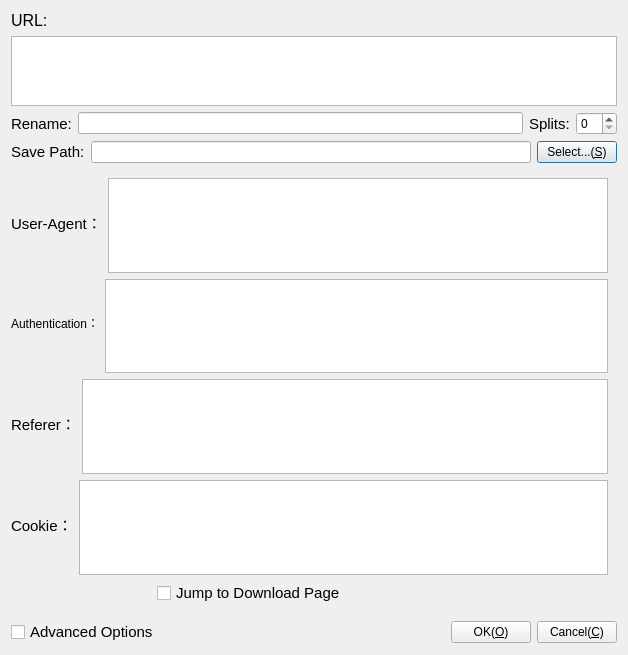
Old version of the form src/NewDownloadDialog.ui in the repository L-Super/FlowD.
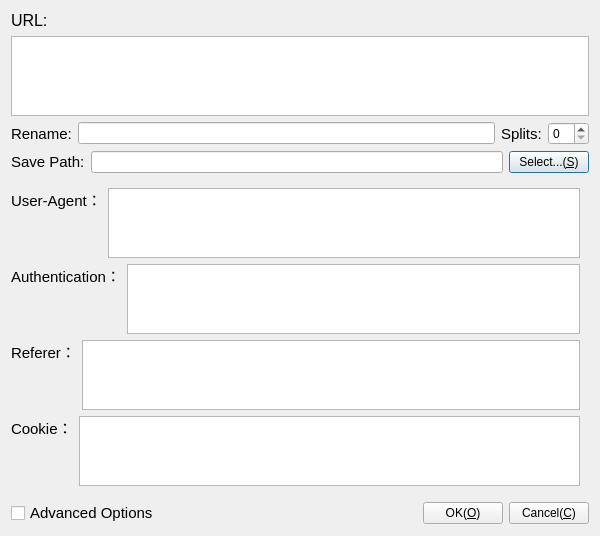
New version of the form.

Commit message: feat: adjust NewDownloadDialog ui layout

```diff
--- a/src/NewDownloadDialog.ui
+++ b/src/NewDownloadDialog.ui
@@ -6,14 +6,14 @@
    <rect>
     <x>0</x>
     <y>0</y>
-    <width>628</width>
-    <height>655</height>
+    <width>600</width>
+    <height>499</height>
    </rect>
   </property>
   <property name="windowTitle">
    <string>Create a Download Task</string>
   </property>
-  <layout class="QVBoxLayout" name="verticalLayout_9">
+  <layout class="QVBoxLayout" name="verticalLayout_2">
    <item>
     <layout class="QVBoxLayout" name="verticalLayout">
      <item>
@@ -36,6 +36,18 @@
      </item>
      <item>
       <widget class="QPlainTextEdit" name="urlTextEdit">
+       <property name="sizePolicy">
+        <sizepolicy hsizetype="Expanding" vsizetype="Fixed">
+         <horstretch>0</horstretch>
+         <verstretch>0</verstretch>
+        </sizepolicy>
+       </property>
+       <property name="maximumSize">
+        <size>
+         <width>16777215</width>
+         <height>80</height>
+        </size>
+       </property>
        <property name="font">
         <font>
          <pointsize>10</pointsize>
@@ -49,12 +61,6 @@
     </layout>
    </item>
    <item>
-    <layout class="QVBoxLayout" name="verticalLayout_8">
-     <item>
-      <layout class="QHBoxLayout" name="horizontalLayout_10">
-       <item>
-        <layout class="QVBoxLayout" name="verticalLayout_2">
-         <item>
           <layout class="QHBoxLayout" name="horizontalLayout_2">
            <item>
             <widget class="QLabel" name="label_6">
@@ -101,12 +107,6 @@
            </item>
           </layout>
          </item>
-        </layout>
-       </item>
-      </layout>
-     </item>
-    </layout>
-   </item>
    <item>
     <layout class="QHBoxLayout" name="horizontalLayout_9">
      <item>
@@ -133,6 +133,19 @@
      </item>
     </layout>
    </item>
+   <item>
+    <spacer name="verticalSpacer_5">
+     <property name="orientation">
+      <enum>Qt::Orientation::Vertical</enum>
+     </property>
+     <property name="sizeHint" stdset="0">
+      <size>
+       <width>20</width>
+       <height>40</height>
+      </size>
+     </property>
+    </spacer>
+   </item>
    <item>
     <widget class="QWidget" name="advancedWidget" native="true">
      <layout class="QVBoxLayout" name="verticalLayout_7">
@@ -160,12 +173,25 @@
             <property name="orientation">
              <enum>Qt::Orientation::Vertical</enum>
             </property>
+            <property name="sizeHint" stdset="0">
+             <size>
+              <width>0</width>
+              <height>0</height>
+             </size>
+            </property>
            </spacer>
           </item>
          </layout>
         </item>
         <item>
-         <widget class="QPlainTextEdit" name="plainUserAgent"/>
+         <widget class="QPlainTextEdit" name="plainUserAgent">
+          <property name="sizePolicy">
+           <sizepolicy hsizetype="Expanding" vsizetype="Preferred">
+            <horstretch>0</horstretch>
+            <verstretch>0</verstretch>
+           </sizepolicy>
+          </property>
+         </widget>
         </item>
        </layout>
       </item>
@@ -177,7 +203,7 @@
            <widget class="QLabel" name="label_9">
             <property name="font">
              <font>
-              <pointsize>9</pointsize>
+              <pointsize>11</pointsize>
              </font>
             </property>
             <property name="text">
@@ -190,12 +216,25 @@
             <property name="orientation">
              <enum>Qt::Orientation::Vertical</enum>
             </property>
+            <property name="sizeHint" stdset="0">
+             <size>
+              <width>0</width>
+              <height>0</height>
+             </size>
+            </property>
            </spacer>
           </item>
          </layout>
         </item>
         <item>
-         <widget class="QPlainTextEdit" name="plainAuthentication"/>
+         <widget class="QPlainTextEdit" name="plainAuthentication">
+          <property name="sizePolicy">
+           <sizepolicy hsizetype="Expanding" vsizetype="Preferred">
+            <horstretch>0</horstretch>
+            <verstretch>0</verstretch>
+           </sizepolicy>
+          </property>
+         </widget>
         </item>
        </layout>
       </item>
@@ -220,12 +259,25 @@
             <property name="orientation">
              <enum>Qt::Orientation::Vertical</enum>
             </property>
+            <property name="sizeHint" stdset="0">
+             <size>
+              <width>0</width>
+              <height>0</height>
+             </size>
+            </property>
            </spacer>
           </item>
          </layout>
         </item>
         <item>
-         <widget class="QPlainTextEdit" name="plainReferer"/>
+         <widget class="QPlainTextEdit" name="plainReferer">
+          <property name="sizePolicy">
+           <sizepolicy hsizetype="Expanding" vsizetype="Preferred">
+            <horstretch>0</horstretch>
+            <verstretch>0</verstretch>
+           </sizepolicy>
+          </property>
+         </widget>
         </item>
        </layout>
       </item>
@@ -250,50 +302,23 @@
             <property name="orientation">
              <enum>Qt::Orientation::Vertical</enum>
             </property>
+            <property name="sizeHint" stdset="0">
+             <size>
+              <width>0</width>
+              <height>0</height>
+             </size>
+            </property>
            </spacer>
           </item>
          </layout>
         </item>
         <item>
-         <widget class="QPlainTextEdit" name="plainCookie"/>
-        </item>
-       </layout>
-      </item>
-      <item>
-       <layout class="QHBoxLayout" name="horizontalLayout_7">
-        <item>
-         <widget class="QLabel" name="label_12">
-          <property name="minimumSize">
-           <size>
-            <width>140</width>
-            <height>21</height>
-           </size>
-          </property>
-          <property name="maximumSize">
-           <size>
-            <width>140</width>
-            <height>21</height>
-           </size>
-          </property>
-          <property name="font">
-           <font>
-            <pointsize>11</pointsize>
-           </font>
-          </property>
-          <property name="text">
-           <string/>
-          </property>
-         </widget>
-        </item>
-        <item>
-         <widget class="QCheckBox" name="checkJumpOnDownload">
-          <property name="font">
-           <font>
-            <pointsize>11</pointsize>
-           </font>
-          </property>
-          <property name="text">
-           <string>Jump to Download Page</string>
+         <widget class="QPlainTextEdit" name="plainCookie">
+          <property name="sizePolicy">
+           <sizepolicy hsizetype="Expanding" vsizetype="Preferred">
+            <horstretch>0</horstretch>
+            <verstretch>0</verstretch>
+           </sizepolicy>
           </property>
          </widget>
         </item>
```
Lines whose indentation alone changed are shown as unchanged. The commit also changes 3 other files.
